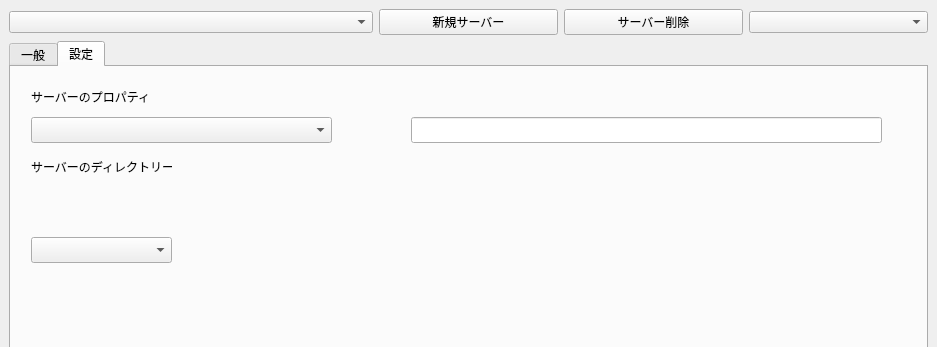
First picture: the form in mainwindow.ui, repository forestfamily4/mslauncher, before the edit; both pictures show x 0 to 937 and y 0 to 347 of the 937 by 692 pixel window.
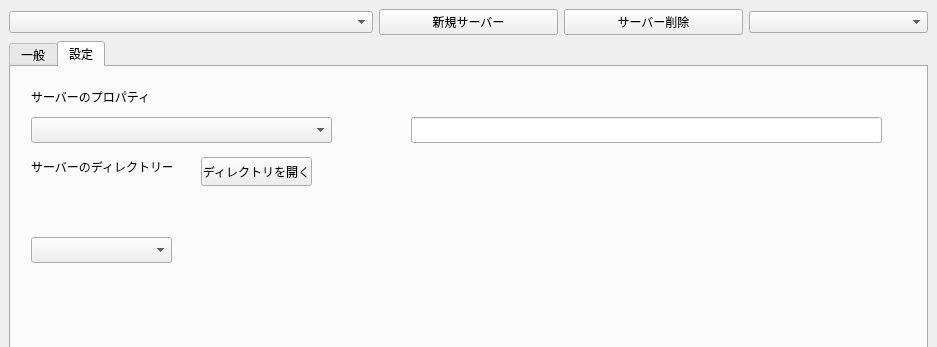
Second picture: the form after the edit. Icons and pictures are not drawn.

The edit to the form file:
```diff
--- a/mainwindow.ui
+++ b/mainwindow.ui
@@ -328,7 +328,7 @@
          <rect>
           <x>20</x>
           <y>130</y>
-          <width>351</width>
+          <width>851</width>
           <height>20</height>
          </rect>
         </property>
@@ -352,6 +352,19 @@
          <number>-1</number>
         </property>
        </widget>
+       <widget class="QPushButton" name="pushButton_OpenDirectory">
+        <property name="geometry">
+         <rect>
+          <x>190</x>
+          <y>90</y>
+          <width>111</width>
+          <height>29</height>
+         </rect>
+        </property>
+        <property name="text">
+         <string>ディレクトリを開く</string>
+        </property>
+       </widget>
       </widget>
      </widget>
     </item>
```
Left out of the diff: 20 changed lines with no effect on the pictures.
